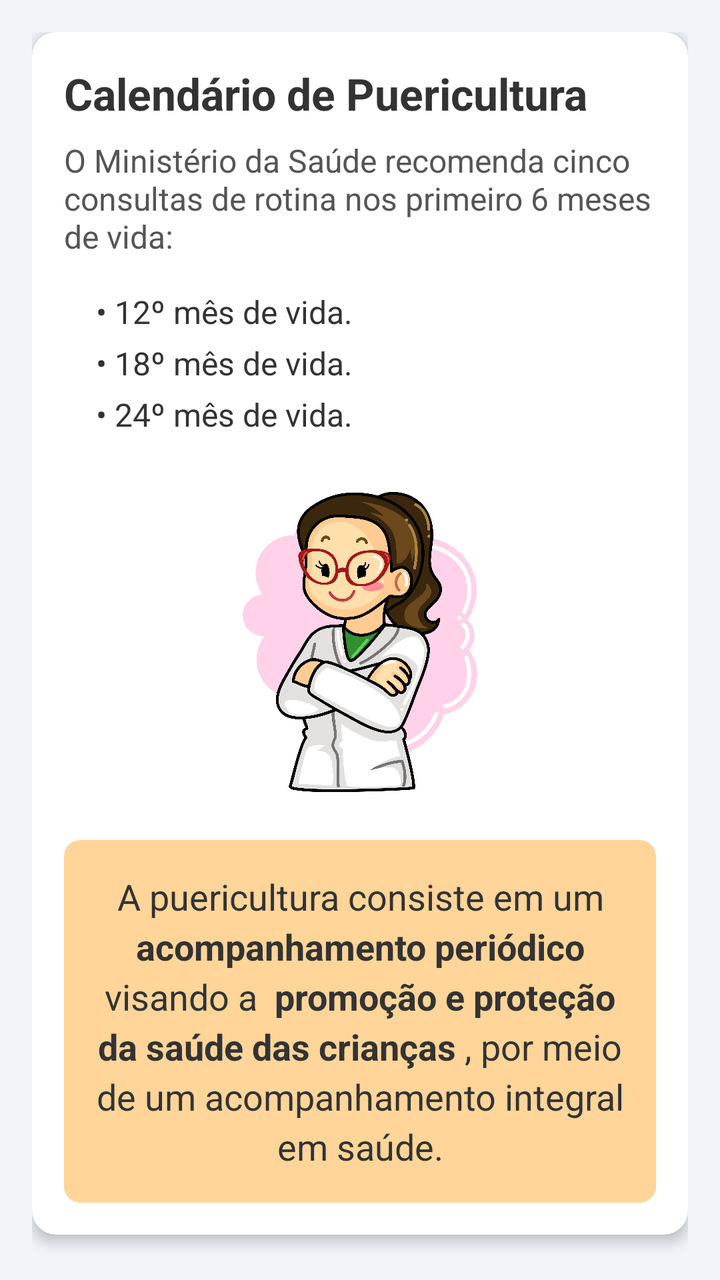
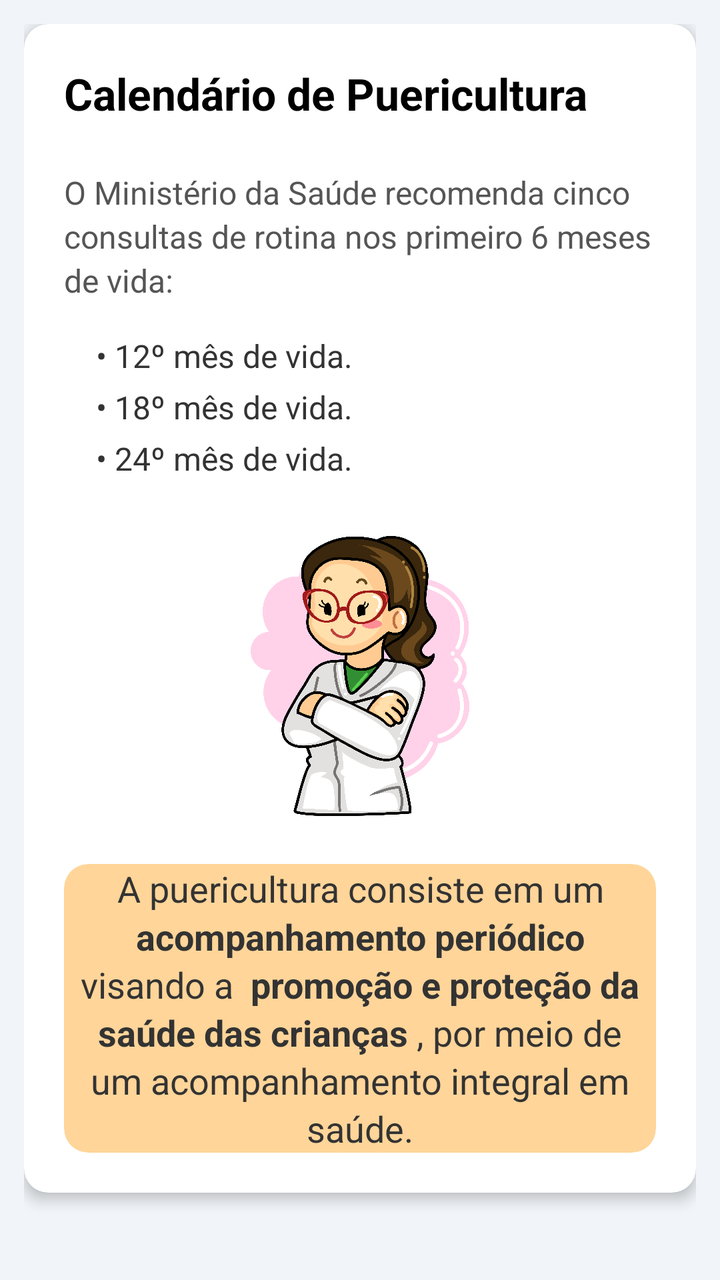

Before-and-after screenshots of an Android layout around one commit, followed by the original layout XML and the change that was made.
<!-- AndroidManifest.xml: application theme Theme.NutrirAGente -->
<!-- res/layout/calendario2.xml -->
<?xml version="1.0" encoding="utf-8"?>
<androidx.core.widget.NestedScrollView xmlns:android="http://schemas.android.com/apk/res/android"
    xmlns:app="http://schemas.android.com/apk/res-auto"
    xmlns:tools="http://schemas.android.com/tools"
    android:layout_width="match_parent"
    android:layout_height="match_parent"
    android:background="@color/gray"
    android:fillViewport="true"
    android:fitsSystemWindows="true">

    
    <LinearLayout
        android:layout_width="match_parent"
        android:layout_height="wrap_content"
        android:orientation="vertical"
        android:padding="16dp">

        <androidx.cardview.widget.CardView
            android:layout_width="match_parent"
            android:layout_height="wrap_content"
            android:layout_marginBottom="16dp"
            app:cardCornerRadius="12dp"
            app:cardElevation="4dp">

            <LinearLayout
                android:layout_width="match_parent"
                android:layout_height="wrap_content"
                android:orientation="vertical"
                android:padding="16dp">

                <TextView
                    android:id="@+id/tv_title"
                    android:layout_width="match_parent"
                    android:layout_height="wrap_content"
                    android:text="Calendário de Puericultura"
                    android:textColor="#333333"
                    android:textSize="22sp"
                    android:textStyle="bold" />

                <TextView
                    android:id="@+id/tv_subtitle"
                    android:layout_width="match_parent"
                    android:layout_height="wrap_content"
                    android:layout_marginTop="8dp"
                    android:text="O Ministério da Saúde recomenda cinco consultas de rotina nos primeiro 6 meses de vida:"
                    android:textColor="#555555"
                    android:textSize="16sp" />

                <LinearLayout
                    android:layout_width="match_parent"
                    android:layout_height="wrap_content"
                    android:layout_marginStart="16dp"
                    android:layout_marginTop="16dp"
                    android:orientation="vertical">

                    <TextView
                        style="@style/ListItemTextStyle"
                        android:layout_width="match_parent"
                        android:layout_height="wrap_content"
                        android:text="• 12º mês de vida." />

                    <TextView
                        style="@style/ListItemTextStyle"
                        android:layout_width="match_parent"
                        android:layout_height="wrap_content"
                        android:text="• 18º mês de vida." />

                    <TextView
                        style="@style/ListItemTextStyle"
                        android:layout_width="match_parent"
                        android:layout_height="wrap_content"
                        android:text="• 24º mês de vida." />

                </LinearLayout>

                <ImageView
                    android:id="@+id/iv_doctor"
                    android:layout_width="150dp"
                    android:layout_height="150dp"
                    android:layout_gravity="center_horizontal"
                    android:layout_marginTop="24dp"
                    android:contentDescription="@string/profissional_da_saude"
                    android:src="@drawable/enfermeira_1"
                    app:srcCompat="@drawable/enfermeira_1" />

                <androidx.cardview.widget.CardView
                    android:layout_width="match_parent"
                    android:layout_height="wrap_content"
                    android:layout_marginTop="24dp"
                    app:cardBackgroundColor="@color/warn_orange"
                    app:cardCornerRadius="8dp"
                    app:cardElevation="0dp">

                    <TextView
                        android:layout_width="match_parent"
                        android:layout_height="wrap_content"
                        android:gravity="center"
                        android:lineSpacingExtra="4dp"
                        android:padding="16dp"
                        android:text="@string/puericultura_1"
                        android:textColor="@color/color_text_black"
                        android:textSize="18sp" />

                </androidx.cardview.widget.CardView>

            </LinearLayout>
        </androidx.cardview.widget.CardView>

    </LinearLayout>
</androidx.core.widget.NestedScrollView>
<!-- resources referenced by this layout -->
<resources>
  <style name="ListItemTextStyle">
          <item name="android:layout_width">wrap_content</item>
          <item name="android:layout_height">wrap_content</item>
          <item name="android:textColor">#333333</item>
          <item name="android:statusBarColor"> @color/blue_toolbar</item>
          <item name="android:navigationBarColor"> @color/blue_toolbar </item>
          <item name="android:textSize">16sp</item>
          <item name="android:layout_marginBottom">4dp</item>
      </style>
  <!-- unchanged entries left out for length: 13 -->
</resources>

<!-- the commit's change to res/layout/calendario2.xml (unified diff, before → after) -->
@@ -1,110 +1,97 @@
 <?xml version="1.0" encoding="utf-8"?>
-<androidx.core.widget.NestedScrollView xmlns:android="http://schemas.android.com/apk/res/android"
+<androidx.coordinatorlayout.widget.CoordinatorLayout
+    xmlns:android="http://schemas.android.com/apk/res/android"
     xmlns:app="http://schemas.android.com/apk/res-auto"
-    xmlns:tools="http://schemas.android.com/tools"
     android:layout_width="match_parent"
     android:layout_height="match_parent"
-    android:background="@color/gray"
-    android:fillViewport="true"
-    android:fitsSystemWindows="true">
+    android:background="@color/gray">
 
-    
-    <LinearLayout
+    <com.google.android.material.appbar.AppBarLayout
         android:layout_width="match_parent"
         android:layout_height="wrap_content"
-        android:orientation="vertical"
-        android:padding="16dp">
+        android:background="@color/blue_toolbar"
+        app:elevation="@dimen/appbar_elevation" />
 
-        <androidx.cardview.widget.CardView
-            android:layout_width="match_parent"
-            android:layout_height="wrap_content"
-            android:layout_marginBottom="16dp"
-            app:cardCornerRadius="12dp"
-            app:cardElevation="4dp">
+    <androidx.core.widget.NestedScrollView
+        android:layout_width="match_parent"
+        android:layout_height="match_parent"
+        android:fillViewport="true"
+        app:layout_behavior="@string/appbar_scrolling_view_behavior">
 
-            <LinearLayout
-                android:layout_width="match_parent"
-                android:layout_height="wrap_content"
-                android:orientation="vertical"
-                android:padding="16dp">
+        <LinearLayout style="@style/LinearContainer">
 
-                <TextView
-                    android:id="@+id/tv_title"
-                    android:layout_width="match_parent"
-                    android:layout_height="wrap_content"
-                    android:text="Calendário de Puericultura"
-                    android:textColor="#333333"
-                    android:textSize="22sp"
-                    android:textStyle="bold" />
+            <androidx.cardview.widget.CardView style="@style/CardNutrir">
 
-                <TextView
-                    android:id="@+id/tv_subtitle"
-                    android:layout_width="match_parent"
-                    android:layout_height="wrap_content"
-                    android:layout_marginTop="8dp"
-                    android:text="O Ministério da Saúde recomenda cinco consultas de rotina nos primeiro 6 meses de vida:"
-                    android:textColor="#555555"
-                    android:textSize="16sp" />
-
-                <LinearLayout
-                    android:layout_width="match_parent"
-                    android:layout_height="wrap_content"
-                    android:layout_marginStart="16dp"
-                    android:layout_marginTop="16dp"
-                    android:orientation="vertical">
+                <LinearLayout style="@style/CardContent">
 
                     <TextView
-                        style="@style/ListItemTextStyle"
+                        android:id="@+id/tv_title"
+                        style="@style/TextTitleLarge"
+                        android:layout_width="match_parent"
+                        android:text="Calendário de Puericultura" />
+
+                    <TextView
+                        android:id="@+id/tv_subtitle"
+                        style="@style/TextBody"
+                        android:layout_marginTop="@dimen/spacing_sm"
+                        android:textColor="@color/text_secondary"
+                        android:text="O Ministério da Saúde recomenda cinco consultas de rotina nos primeiro 6 meses de vida:" />
+
+                    <LinearLayout
                         android:layout_width="match_parent"
                         android:layout_height="wrap_content"
-                        android:text="• 12º mês de vida." />
+                        android:layout_marginStart="@dimen/spacing_lg"
+                        android:layout_marginTop="@dimen/spacing_lg"
+                        android:orientation="vertical">
 
-                    <TextView
-                        style="@style/ListItemTextStyle"
-                        android:layout_width="match_parent"
-                        android:layout_height="wrap_content"
-                        android:text="• 18º mês de vida." />
+                        <TextView
+                            style="@style/ListItemTextStyle"
+                            android:layout_width="match_parent"
+                            android:layout_height="wrap_content"
+                            android:text="• 12º mês de vida." />
 
-                    <TextView
-                        style="@style/ListItemTextStyle"
-                        android:layout_width="match_parent"
-                        android:layout_height="wrap_content"
-                        android:text="• 24º mês de vida." />
+                        <TextView
+                            style="@style/ListItemTextStyle"
+                            android:layout_width="match_parent"
+                            android:layout_height="wrap_content"
+                            android:text="• 18º mês de vida." />
+
+                        <TextView
+                            style="@style/ListItemTextStyle"
+                            android:layout_width="match_parent"
+                            android:layout_height="wrap_content"
+                            android:text="• 24º mês de vida." />
+
+                    </LinearLayout>
+
+                    <ImageView
+                        android:id="@+id/iv_doctor"
+                        android:layout_width="@dimen/image_size_sm"
+                        android:layout_height="@dimen/image_size_sm"
+                        android:layout_gravity="center_horizontal"
+                        android:layout_marginTop="@dimen/spacing_xxl"
+                        android:contentDescription="@string/profissional_da_saude"
+                        android:src="@drawable/enfermeira_1"
+                        app:srcCompat="@drawable/enfermeira_1" />
+
+                    <androidx.cardview.widget.CardView
+                        style="@style/CalloutCard"
+                        android:layout_marginTop="@dimen/spacing_xxl"
+                        app:cardBackgroundColor="@color/warn_orange">
+
+                        <TextView
+                            style="@style/AlertTextOrange"
+                            android:textColor="@color/color_text_black"
+                            android:textSize="@dimen/text_size_lg"
+                            android:textStyle="normal"
+                            android:text="@string/puericultura_1" />
+
+                    </androidx.cardview.widget.CardView>
 
                 </LinearLayout>
+            </androidx.cardview.widget.CardView>
 
-                <ImageView
-                    android:id="@+id/iv_doctor"
-                    android:layout_width="150dp"
-                    android:layout_height="150dp"
-                    android:layout_gravity="center_horizontal"
-                    android:layout_marginTop="24dp"
-                    android:contentDescription="@string/profissional_da_saude"
-                    android:src="@drawable/enfermeira_1"
-                    app:srcCompat="@drawable/enfermeira_1" />
+        </LinearLayout>
+    </androidx.core.widget.NestedScrollView>
 
-                <androidx.cardview.widget.CardView
-                    android:layout_width="match_parent"
-                    android:layout_height="wrap_content"
-                    android:layout_marginTop="24dp"
-                    app:cardBackgroundColor="@color/warn_orange"
-                    app:cardCornerRadius="8dp"
-                    app:cardElevation="0dp">
-
-                    <TextView
-                        android:layout_width="match_parent"
-                        android:layout_height="wrap_content"
-                        android:gravity="center"
-                        android:lineSpacingExtra="4dp"
-                        android:padding="16dp"
-                        android:text="@string/puericultura_1"
-                        android:textColor="@color/color_text_black"
-                        android:textSize="18sp" />
-
-                </androidx.cardview.widget.CardView>
-
-            </LinearLayout>
-        </androidx.cardview.widget.CardView>
-
-    </LinearLayout>
-</androidx.core.widget.NestedScrollView>
+</androidx.coordinatorlayout.widget.CoordinatorLayout>
<!-- resource entries referenced after the edit -->
@@ -1,14 +1,90 @@
 <!-- resources referenced by this layout -->
 <resources>
+  <color name="text_secondary">#555555</color>
+  <dimen name="appbar_elevation">12dp</dimen>
+  <dimen name="image_size_sm">140dp</dimen>
+  <dimen name="spacing_lg">16dp</dimen>
+  <dimen name="spacing_sm">8dp</dimen>
+  <dimen name="spacing_xxl">24dp</dimen>
+  <dimen name="text_size_lg">18sp</dimen>
+  <style name="AlertTextOrange">
+          <item name="android:layout_width">match_parent</item>
+          <item name="android:layout_height">wrap_content</item>
+          <item name="android:gravity">center</item>
+          <item name="android:textColor">@color/color_text_black</item>
+          <item name="android:textSize">@dimen/text_size_md</item>
+          <item name="android:lineSpacingExtra">@dimen/line_spacing_sm</item>
+      </style>
+  <style name="CalloutCard">
+          <item name="android:layout_width">match_parent</item>
+          <item name="android:layout_height">wrap_content</item>
+          <item name="cardCornerRadius">@dimen/card_radius</item>
+          <item name="cardElevation">0dp</item>
+      </style>
+  <style name="CardContent">
+          <item name="android:layout_width">match_parent</item>
+          <item name="android:layout_height">wrap_content</item>
+          <item name="android:orientation">vertical</item>
+          <item name="android:padding">@dimen/padding_xl</item>
+      </style>
+  <style name="CardNutrir">
+          <item name="android:layout_width">match_parent</item>
+          <item name="android:layout_height">wrap_content</item>
+          <item name="android:layout_marginBottom">@dimen/card_margin_bottom</item>
+          <item name="cardCornerRadius">@dimen/card_radius</item>
+          <item name="cardElevation">@dimen/card_elevation</item>
+      </style>
+  <style name="LinearContainer">
+          <item name="android:layout_width">match_parent</item>
+          <item name="android:layout_height">wrap_content</item>
+          <item name="android:orientation">vertical</item>
+          <item name="android:padding">@dimen/padding_md</item>
+      </style>
   <style name="ListItemTextStyle">
           <item name="android:layout_width">wrap_content</item>
           <item name="android:layout_height">wrap_content</item>
-          <item name="android:textColor">#333333</item>
-          <item name="android:statusBarColor"> @color/blue_toolbar</item>
-          <item name="android:navigationBarColor"> @color/blue_toolbar </item>
-          <item name="android:textSize">16sp</item>
-          <item name="android:layout_marginBottom">4dp</item>
+          <item name="android:textColor">@color/color_text_black</item>
+          <item name="android:statusBarColor">@color/blue_toolbar</item>
+          <item name="android:navigationBarColor">@color/blue_toolbar</item>
+          <item name="android:textSize">@dimen/text_size_md</item>
+          <item name="android:layout_marginBottom">@dimen/spacing_xs</item>
       </style>
+  <style name="TextBody" parent="TextAppearance.Nutrir">
+          <item name="android:layout_width">match_parent</item>
+          <item name="android:layout_height">wrap_content</item>
+          <item name="android:textSize">@dimen/text_size_md</item>
+          <item name="android:lineSpacingExtra">@dimen/line_spacing_sm</item>
+          <item name="android:textColor">@color/color_text_black</item>
+      </style>
+  <style name="TextTitleLarge" parent="TextTitle">
+          <item name="android:textSize">@dimen/text_size_xxl</item>
+          <item name="android:layout_marginBottom">@dimen/spacing_lg</item>
+      </style>
+  <dimen name="text_size_md">16sp</dimen>
+  <dimen name="line_spacing_sm">3dp</dimen>
+  <dimen name="card_radius">12dp</dimen>
+  <dimen name="padding_xl">20dp</dimen>
+  <dimen name="card_margin_bottom">16dp</dimen>
+  <dimen name="card_elevation">4dp</dimen>
+  <dimen name="padding_md">12dp</dimen>
+  <dimen name="spacing_xs">4dp</dimen>
+  <style name="TextAppearance.Nutrir" parent="TextAppearance.AppCompat">
+          <item name="android:textColor">@color/text_primary</item>
+          <item name="android:lineSpacingExtra">@dimen/line_spacing_sm</item>
+      </style>
+  <style name="TextTitle" parent="TextAppearance.Nutrir">
+          <item name="android:layout_width">wrap_content</item>
+          <item name="android:layout_height">wrap_content</item>
+          <item name="android:textSize">@dimen/text_size_xl</item>
+          <item name="android:textStyle">bold</item>
+          <item name="android:textColor">@color/text_bold</item>
+          <item name="android:layout_marginBottom">@dimen/spacing_md</item>
+      </style>
+  <dimen name="text_size_xxl">22sp</dimen>
+  <color name="text_primary">#2B2B2B</color>
+  <dimen name="text_size_xl">20sp</dimen>
+  <color name="text_bold">#000000</color>
+  <dimen name="spacing_md">12dp</dimen>
   <!-- unchanged entries left out for length: 13 -->
 </resources>
 
